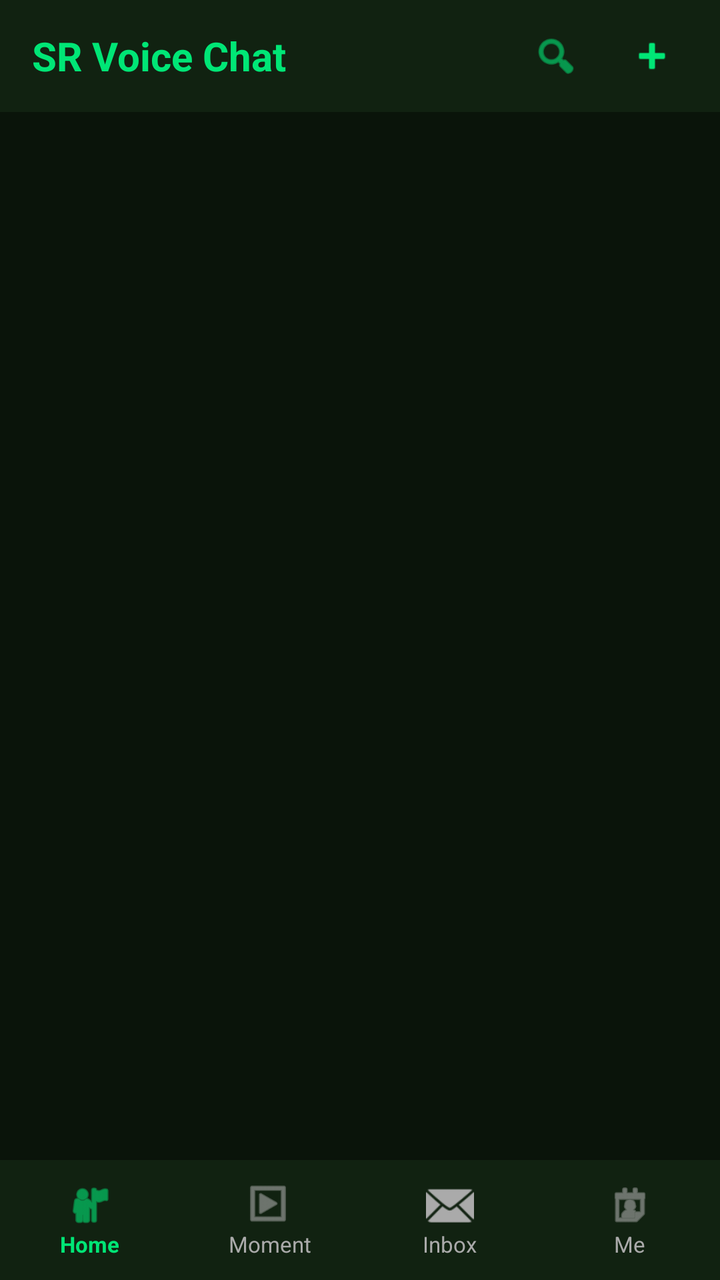
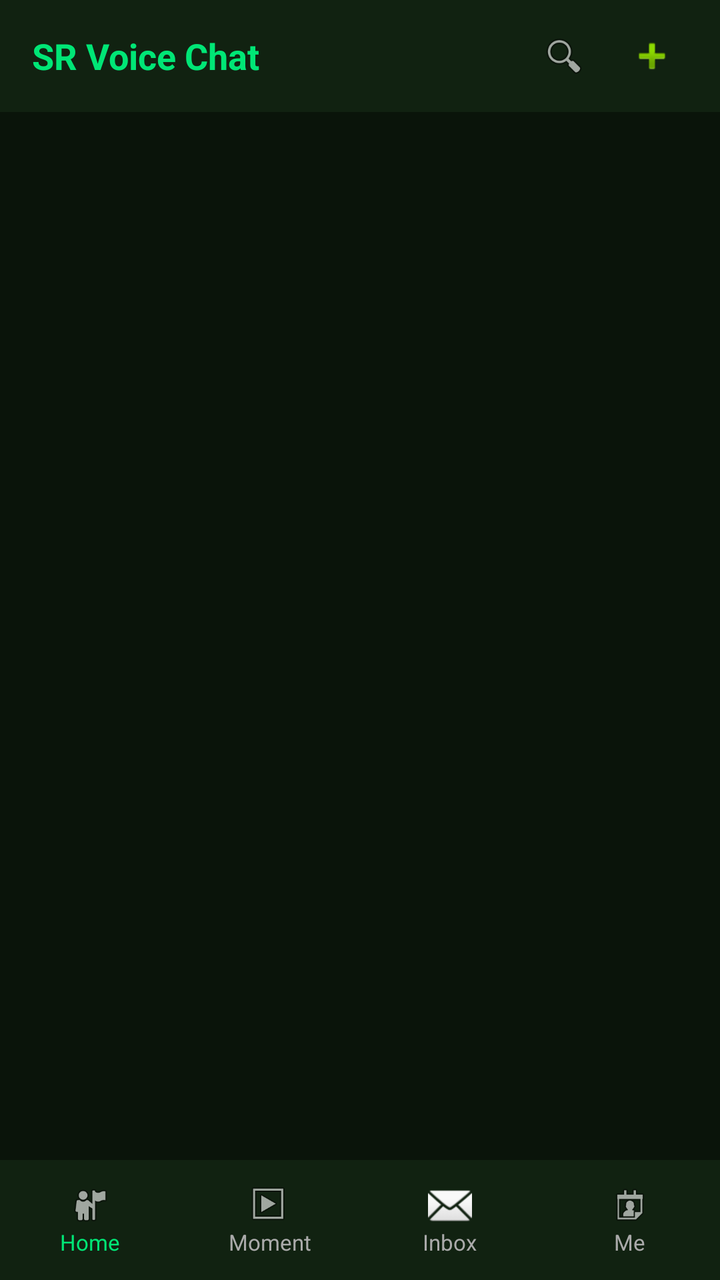

Screens rendered from an Android XML layout before and after an edit, with the pre-edit source and the edit as a unified diff.
<!-- AndroidManifest.xml: activity theme Theme.SRVoiceChat -->
<!-- res/layout/activity_main.xml -->
<?xml version="1.0" encoding="utf-8"?>
<LinearLayout xmlns:android="http://schemas.android.com/apk/res/android"
    android:layout_width="match_parent"
    android:layout_height="match_parent"
    android:orientation="vertical"
    android:background="#0A140A">

    
    <LinearLayout
        android:layout_width="match_parent"
        android:layout_height="56dp"
        android:orientation="horizontal"
        android:gravity="center_vertical"
        android:paddingHorizontal="16dp"
        android:background="#112211">

        <TextView
            android:id="@+id/textAppTitle"
            android:layout_width="0dp"
            android:layout_height="wrap_content"
            android:layout_weight="1"
            android:text="SR Voice Chat"
            android:textColor="#00E676"
            android:textSize="20sp"
            android:textStyle="bold" />

        
        <ImageView
            android:id="@+id/btnSearch"
            android:layout_width="36dp"
            android:layout_height="36dp"
            android:src="@android:drawable/ic_menu_search"
            android:padding="6dp"
            android:tint="#00E676"
            android:background="?attr/selectableItemBackgroundBorderless"
            android:layout_marginRight="12dp"
            android:contentDescription="Search" />

        
        <ImageView
            android:id="@+id/btnCreateRoom"
            android:layout_width="36dp"
            android:layout_height="36dp"
            android:src="@android:drawable/ic_input_add"
            android:padding="6dp"
            android:tint="#00E676"
            android:background="?attr/selectableItemBackgroundBorderless"
            android:contentDescription="Create Room" />
    </LinearLayout>

    
    <FrameLayout
        android:id="@+id/fragmentContainer"
        android:layout_width="match_parent"
        android:layout_height="0dp"
        android:layout_weight="1" />

    
    <LinearLayout
        android:layout_width="match_parent"
        android:layout_height="60dp"
        android:orientation="horizontal"
        android:background="#112211"
        android:gravity="center"
        android:elevation="8dp">

        
        <LinearLayout
            android:id="@+id/navHome"
            android:layout_width="0dp"
            android:layout_height="match_parent"
            android:layout_weight="1"
            android:orientation="vertical"
            android:gravity="center"
            android:clickable="true"
            android:focusable="true"
            android:background="?attr/selectableItemBackground">
            
            <ImageView
                android:layout_width="24dp"
                android:layout_height="24dp"
                android:src="@android:drawable/ic_menu_myplaces"
                android:tint="#00E676" />
            <TextView
                android:layout_width="wrap_content"
                android:layout_height="wrap_content"
                android:text="Home"
                android:textColor="#00E676"
                android:textSize="11sp"
                android:textStyle="bold" />
        </LinearLayout>

        
        <LinearLayout
            android:id="@+id/navMoment"
            android:layout_width="0dp"
            android:layout_height="match_parent"
            android:layout_weight="1"
            android:orientation="vertical"
            android:gravity="center"
            android:clickable="true"
            android:focusable="true"
            android:background="?attr/selectableItemBackground">
            
            <ImageView
                android:layout_width="24dp"
                android:layout_height="24dp"
                android:src="@android:drawable/ic_menu_slideshow"
                android:tint="#AAAAAA" />
            <TextView
                android:layout_width="wrap_content"
                android:layout_height="wrap_content"
                android:text="Moment"
                android:textColor="#AAAAAA"
                android:textSize="11sp" />
        </LinearLayout>

        
        <LinearLayout
            android:id="@+id/navInbox"
            android:layout_width="0dp"
            android:layout_height="match_parent"
            android:layout_weight="1"
            android:orientation="vertical"
            android:gravity="center"
            android:clickable="true"
            android:focusable="true"
            android:background="?attr/selectableItemBackground">
            
            <ImageView
                android:layout_width="24dp"
                android:layout_height="24dp"
                android:src="@android:drawable/ic_dialog_email"
                android:tint="#AAAAAA" />
            <TextView
                android:layout_width="wrap_content"
                android:layout_height="wrap_content"
                android:text="Inbox"
                android:textColor="#AAAAAA"
                android:textSize="11sp" />
        </LinearLayout>

        
        <LinearLayout
            android:id="@+id/navMe"
            android:layout_width="0dp"
            android:layout_height="match_parent"
            android:layout_weight="1"
            android:orientation="vertical"
            android:gravity="center"
            android:clickable="true"
            android:focusable="true"
            android:background="?attr/selectableItemBackground">
            
            <ImageView
                android:layout_width="24dp"
                android:layout_height="24dp"
                android:src="@android:drawable/ic_menu_my_calendar"
                android:tint="#AAAAAA" />
            <TextView
                android:layout_width="wrap_content"
                android:layout_height="wrap_content"
                android:text="Me"
                android:textColor="#AAAAAA"
                android:textSize="11sp" />
        </LinearLayout>

    </LinearLayout>

</LinearLayout>
<!-- resources referenced by this layout -->
<resources>
  <style name="Theme.SRVoiceChat" parent="Theme.Material3.DayNight.NoActionBar">
          <item name="colorPrimary">#FF4081</item>
          <item name="android:statusBarColor">#FF4081</item>
          <item name="android:windowLightStatusBar">true</item>
      </style>
</resources>

<!-- the commit's change to res/layout/activity_main.xml (unified diff, before → after) -->
@@ -15,13 +15,12 @@
         android:background="#112211">
 
         <TextView
-            android:id="@+id/textAppTitle"
             android:layout_width="0dp"
             android:layout_height="wrap_content"
             android:layout_weight="1"
             android:text="SR Voice Chat"
             android:textColor="#00E676"
-            android:textSize="20sp"
+            android:textSize="18sp"
             android:textStyle="bold" />
 
         
@@ -31,10 +30,8 @@
             android:layout_height="36dp"
             android:src="@android:drawable/ic_menu_search"
             android:padding="6dp"
-            android:tint="#00E676"
             android:background="?attr/selectableItemBackgroundBorderless"
-            android:layout_marginRight="12dp"
-            android:contentDescription="Search" />
+            android:layout_marginRight="8dp" />
 
         
         <ImageView
@@ -43,9 +40,7 @@
             android:layout_height="36dp"
             android:src="@android:drawable/ic_input_add"
             android:padding="6dp"
-            android:tint="#00E676"
-            android:background="?attr/selectableItemBackgroundBorderless"
-            android:contentDescription="Create Room" />
+            android:background="?attr/selectableItemBackgroundBorderless" />
     </LinearLayout>
 
     
@@ -61,8 +56,7 @@
         android:layout_height="60dp"
         android:orientation="horizontal"
         android:background="#112211"
-        android:gravity="center"
-        android:elevation="8dp">
+        android:gravity="center">
 
         
         <LinearLayout
@@ -72,22 +66,18 @@
             android:layout_weight="1"
             android:orientation="vertical"
             android:gravity="center"
-            android:clickable="true"
-            android:focusable="true"
             android:background="?attr/selectableItemBackground">
             
             <ImageView
-                android:layout_width="24dp"
-                android:layout_height="24dp"
-                android:src="@android:drawable/ic_menu_myplaces"
-                android:tint="#00E676" />
+                android:layout_width="22dp"
+                android:layout_height="22dp"
+                android:src="@android:drawable/ic_menu_myplaces" />
             <TextView
                 android:layout_width="wrap_content"
                 android:layout_height="wrap_content"
                 android:text="Home"
                 android:textColor="#00E676"
-                android:textSize="11sp"
-                android:textStyle="bold" />
+                android:textSize="11sp" />
         </LinearLayout>
 
         
@@ -98,15 +88,12 @@
             android:layout_weight="1"
             android:orientation="vertical"
             android:gravity="center"
-            android:clickable="true"
-            android:focusable="true"
             android:background="?attr/selectableItemBackground">
             
             <ImageView
-                android:layout_width="24dp"
-                android:layout_height="24dp"
-                android:src="@android:drawable/ic_menu_slideshow"
-                android:tint="#AAAAAA" />
+                android:layout_width="22dp"
+                android:layout_height="22dp"
+                android:src="@android:drawable/ic_menu_slideshow" />
             <TextView
                 android:layout_width="wrap_content"
                 android:layout_height="wrap_content"
@@ -123,15 +110,12 @@
             android:layout_weight="1"
             android:orientation="vertical"
             android:gravity="center"
-            android:clickable="true"
-            android:focusable="true"
             android:background="?attr/selectableItemBackground">
             
             <ImageView
-                android:layout_width="24dp"
-                android:layout_height="24dp"
-                android:src="@android:drawable/ic_dialog_email"
-                android:tint="#AAAAAA" />
+                android:layout_width="22dp"
+                android:layout_height="22dp"
+                android:src="@android:drawable/ic_dialog_email" />
             <TextView
                 android:layout_width="wrap_content"
                 android:layout_height="wrap_content"
@@ -148,15 +132,12 @@
             android:layout_weight="1"
             android:orientation="vertical"
             android:gravity="center"
-            android:clickable="true"
-            android:focusable="true"
             android:background="?attr/selectableItemBackground">
             
             <ImageView
-                android:layout_width="24dp"
-                android:layout_height="24dp"
-                android:src="@android:drawable/ic_menu_my_calendar"
-                android:tint="#AAAAAA" />
+                android:layout_width="22dp"
+                android:layout_height="22dp"
+                android:src="@android:drawable/ic_menu_my_calendar" />
             <TextView
                 android:layout_width="wrap_content"
                 android:layout_height="wrap_content"
